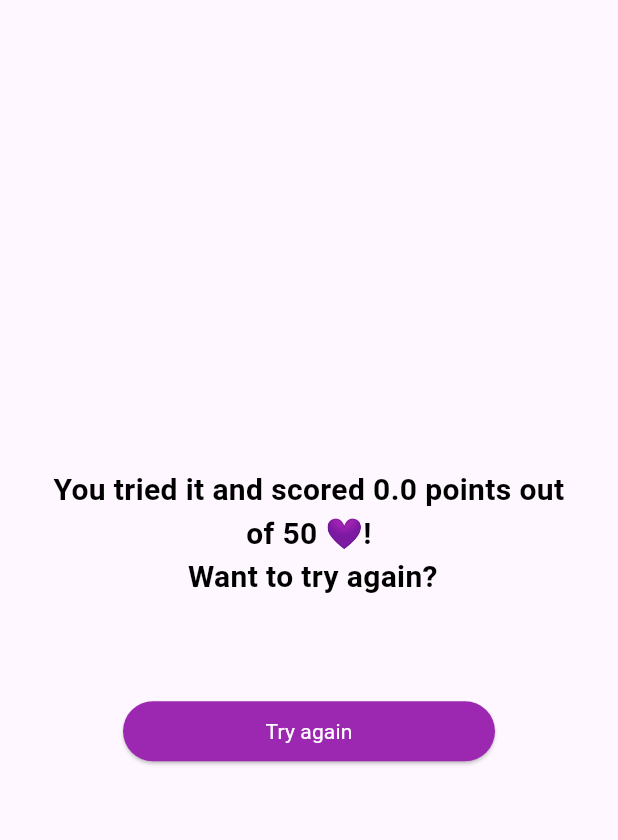
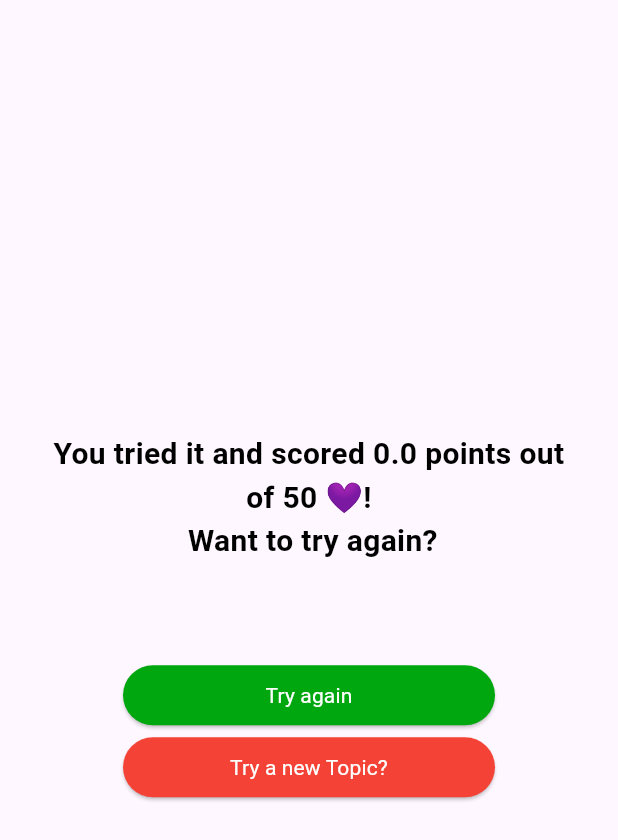
Before and after one commit to AmanJaDox/AiquizintegrationExperimental, a Flutter app: the Result widget shown alone on an empty page, opened directly with empty values, on a phone screen of 412 x 824 dp. Shown: the top 840 px of the screen. Run offline on Flutter 3.47's test engine with Material 3 defaults, Android fonts, the phone set to English and light mode, and no system bars; our stand-ins replace hexcolor.

Commit message:
Added return to start page button to result.dart

```diff
--- a/lib/result.dart
+++ b/lib/result.dart
@@ -1,6 +1,7 @@
 import 'package:flutter/material.dart';
 import './question.dart';
 import 'package:hexcolor/hexcolor.dart';
+import './main.dart';
 
 class Result extends StatelessWidget {
   final double resultScore;
@@ -60,9 +61,29 @@ class Result extends StatelessWidget {
                   ),
                   style: ButtonStyle(
                       backgroundColor:
-                          MaterialStateProperty.all(Colors.purple)),
+                          MaterialStateProperty.all(Color.fromARGB(255, 0, 167, 14))),
                   onPressed: resetHandler,
-                )
+                ), //Elevated button 1 ending
+                ElevatedButton(
+                  child:SizedBox(
+                    width: 200,
+                    child: Text(
+                      'Try a new Topic?',
+                      textAlign: TextAlign.center,
+                      style: TextStyle(
+                        fontWeight: FontWeight.w400,
+                        color: HexColor("#FEFEFE"),
+                      ),
+                    ),
+                  ),
+                  style: ElevatedButton.styleFrom(
+                  backgroundColor: Colors.red,
+                  foregroundColor: Colors.grey,
+                  ),
+                  onPressed: () {
+                    runApp(MyApp());
+                  },
+                ),
               ],
             )));
   }
```
